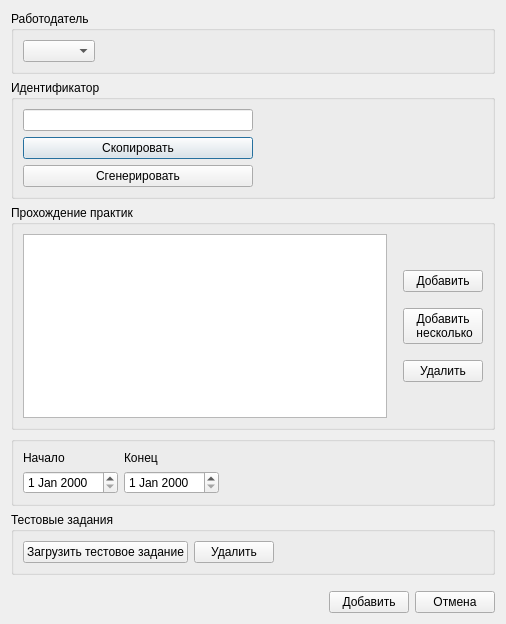
The window that ui/practicewindow.ui (7enSmile/clientVKR) describes before a commit, drawn with Qt 5.
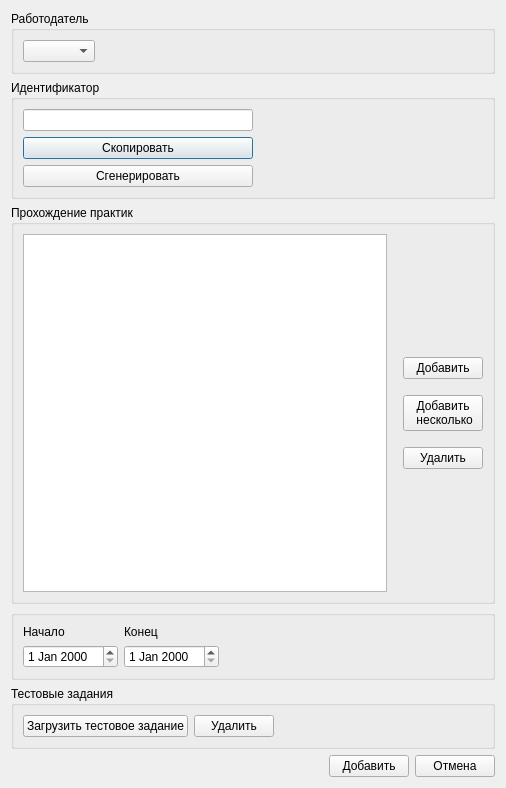
The same window after the commit.

```diff
--- a/ui/practicewindow.ui
+++ b/ui/practicewindow.ui
@@ -7,7 +7,7 @@
     <x>0</x>
     <y>0</y>
     <width>506</width>
-    <height>624</height>
+    <height>788</height>
    </rect>
   </property>
   <property name="windowTitle">
@@ -312,22 +312,6 @@
      </layout>
     </widget>
    </item>
-   <item>
-    <spacer name="verticalSpacer_3">
-     <property name="orientation">
-      <enum>Qt::Vertical</enum>
-     </property>
-     <property name="sizeType">
-      <enum>QSizePolicy::Fixed</enum>
-     </property>
-     <property name="sizeHint" stdset="0">
-      <size>
-       <width>20</width>
-       <height>10</height>
-      </size>
-     </property>
-    </spacer>
-   </item>
    <item>
     <layout class="QHBoxLayout" name="horizontalLayout_3">
      <item>
```
